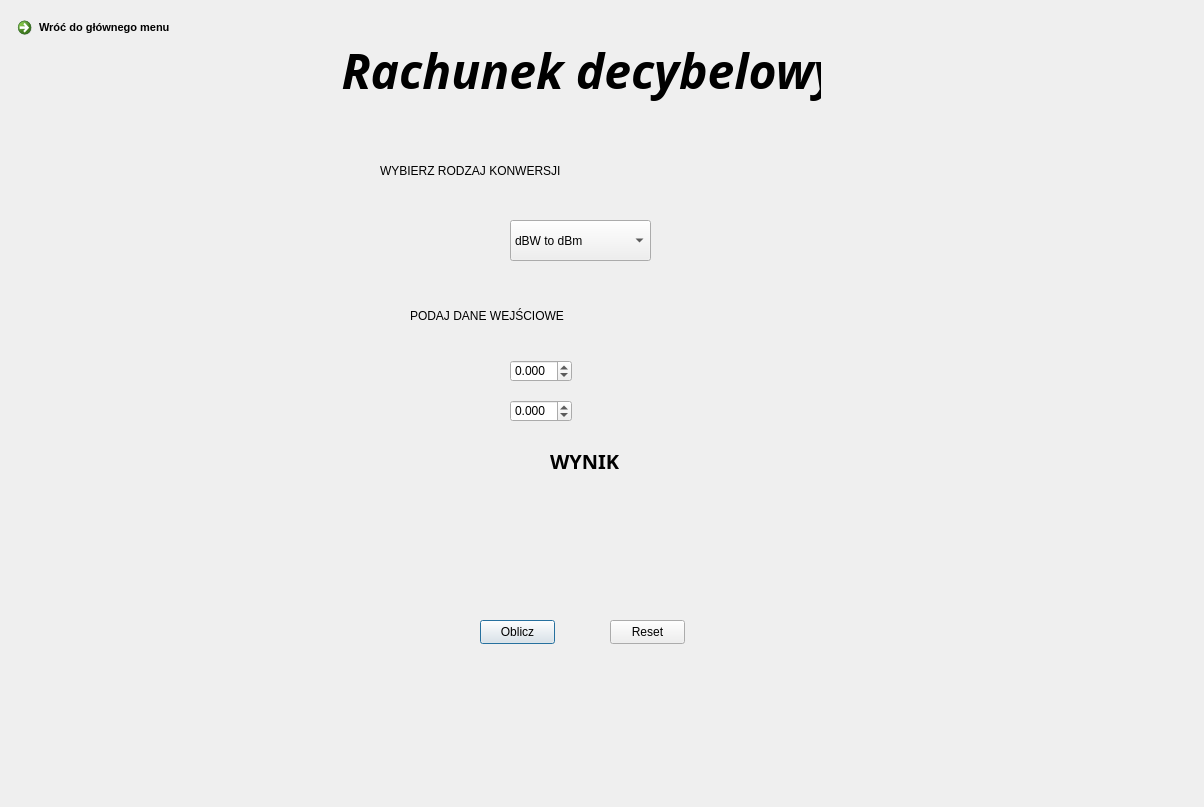
Above: UI/Rachunek_db.ui from lukaszbladziak5/ICalcThis before the change. Below: the same form after it.
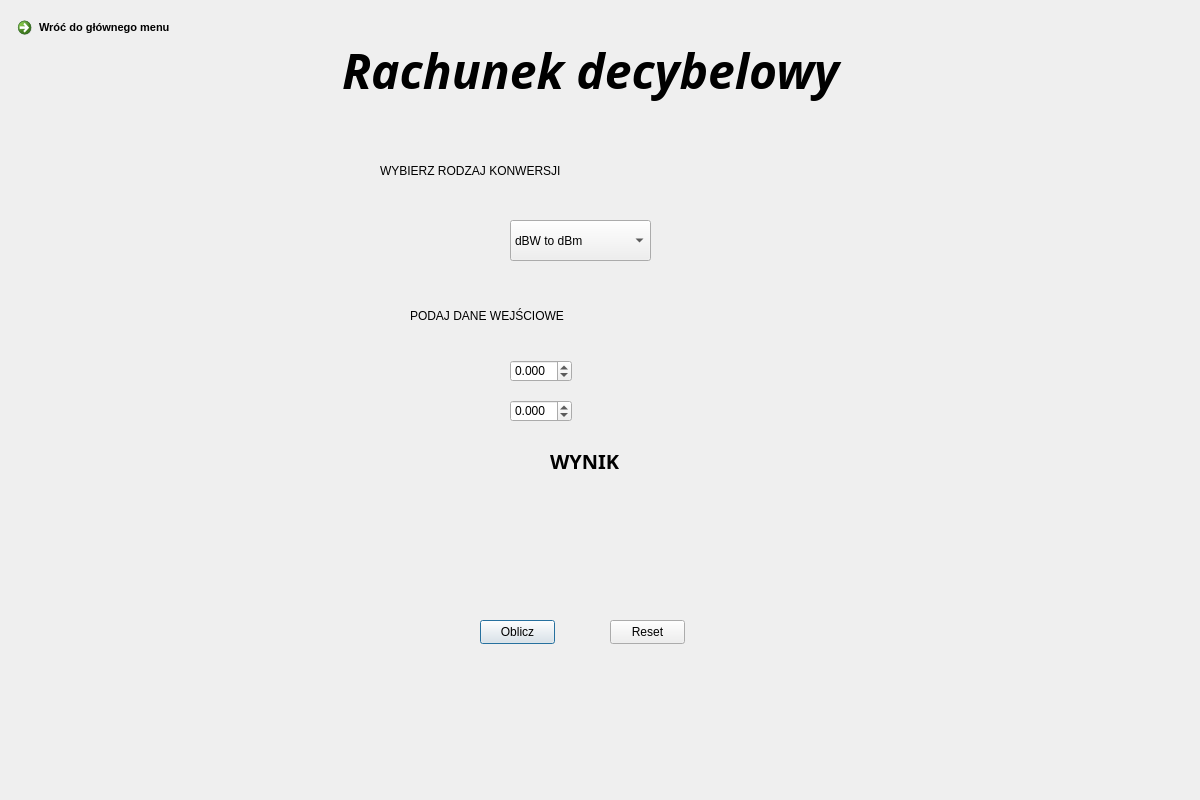
That is the form after the change.

```diff
--- a/UI/Rachunek_db.ui
+++ b/UI/Rachunek_db.ui
@@ -6,8 +6,8 @@
    <rect>
     <x>0</x>
     <y>0</y>
-    <width>1204</width>
-    <height>807</height>
+    <width>1200</width>
+    <height>800</height>
    </rect>
   </property>
   <property name="windowTitle">
@@ -284,9 +284,9 @@
    <widget class="QLabel" name="tekstGlowny">
     <property name="geometry">
      <rect>
-      <x>340</x>
+      <x>310</x>
       <y>30</y>
-      <width>481</width>
+      <width>561</width>
       <height>81</height>
      </rect>
     </property>
```
